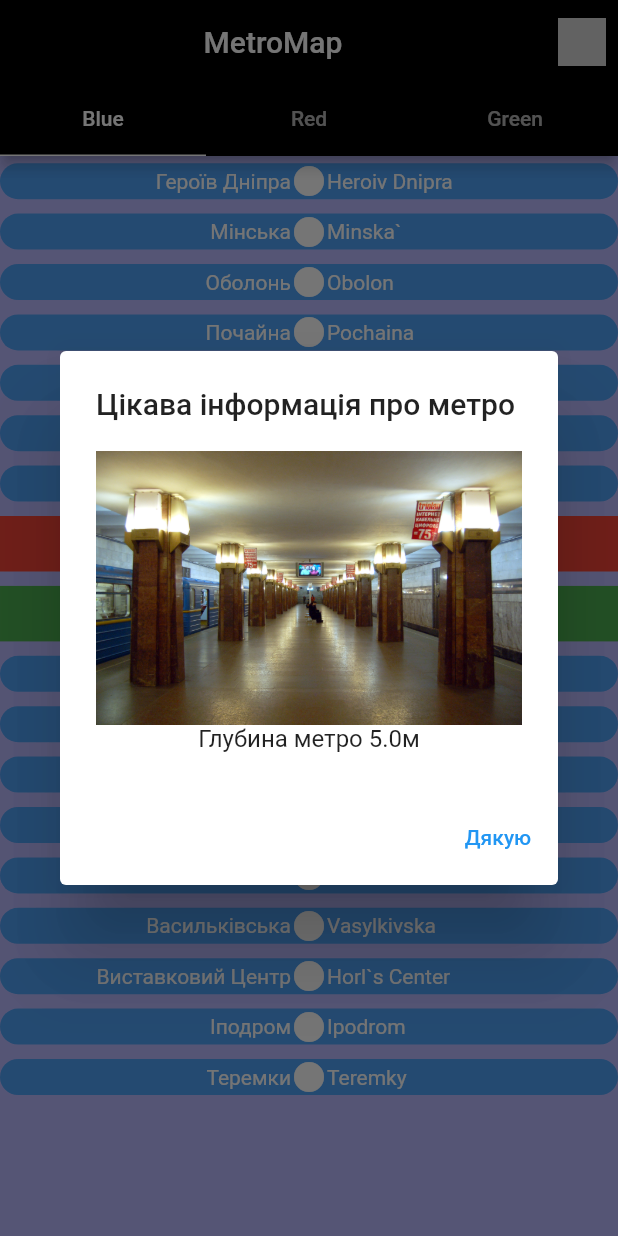
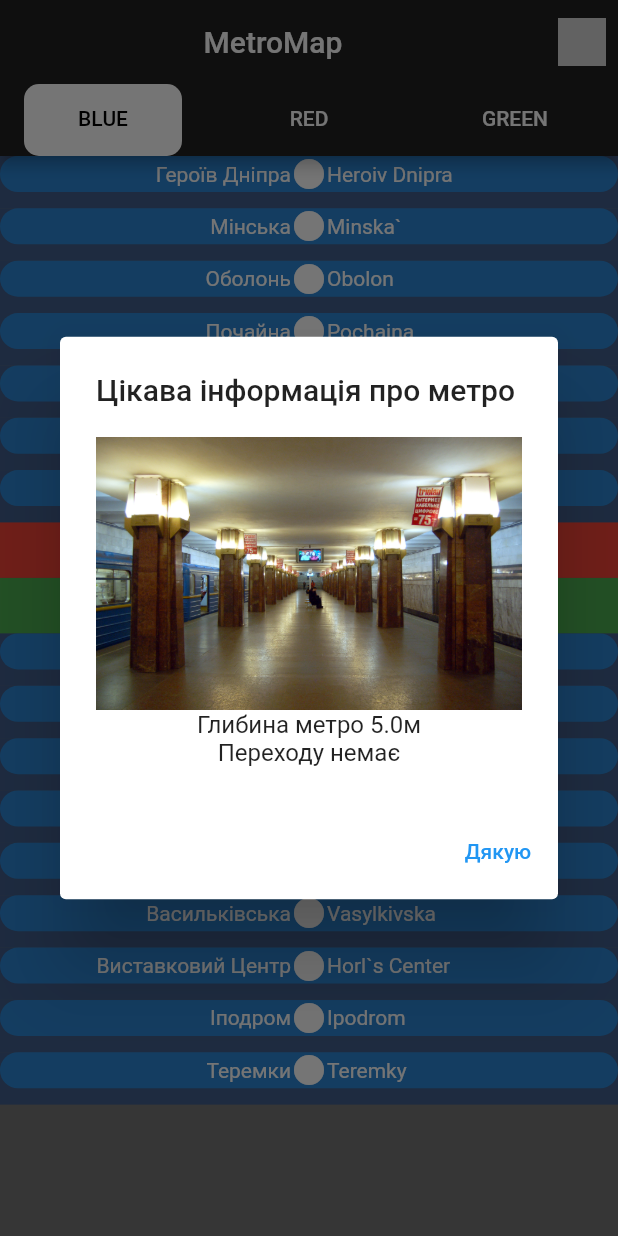
Before and after one commit to VasPers/gamma514, a Flutter app: the screen it shows after launch, after a tap on "Героїв Дніпра", on a phone screen of 412 x 824 dp. Run offline on Flutter 3.47's test engine with Material 2 defaults, Android fonts, the phone set to English and light mode, and no system bars; our stand-ins replace flutter_svg; network calls fail.

Commit message:
-Изменил иконку приложения -Убрал надпись дебаг -Сделал красную и зелёную ветку, но без глубины -Переделал всё в инквелл -Сделал показ транзит станций, но через костыль да и похуй -Переоформил аппбар и теперь он внешне приятнее -Так же поработал над цветовой гаммой в табвью, тоже через костыль да и похуй

```diff
--- a/lib/widgets.dart
+++ b/lib/widgets.dart
@@ -8,34 +8,41 @@ class App extends StatelessWidget {
   @override
   Widget build(BuildContext context) {
     return MaterialApp(
-        theme: ThemeData(
-          tabBarTheme: const TabBarTheme(
-            indicator: UnderlineTabIndicator(
-              borderSide: BorderSide(color: Colors.white)
-            ),
-            labelColor: Colors.white,
-            labelStyle: TextStyle(color: Colors.black)
-          )
-
-        ),
         debugShowCheckedModeBanner: false,
         home: SafeArea(
           child: DefaultTabController(
             length: 3,
             child: Scaffold(
-          backgroundColor: const Color(0x756B6BFF),
+                backgroundColor: Colors.grey[600],
                 appBar: AppBar(
-              backgroundColor: Colors.black,
-              bottom: const TabBar(tabs: [
+                  backgroundColor: Colors.grey[900],
+                  bottom: const TabBar(
+                      labelColor: Colors.black,
+                      unselectedLabelColor: Colors.white,
+                      indicatorSize: TabBarIndicatorSize.label,
+                      indicator: BoxDecoration(
+                          borderRadius: BorderRadius.only(
+                             bottomLeft:Radius.circular(10) ,
+                              bottomRight: Radius.circular(10),
+                              topLeft: Radius.circular(10),
+                              topRight: Radius.circular(10)),
+                          color: Colors.white),
+                      tabs: [
                     Tab(
-                  text: 'Blue',
-                ),
+                        child: Align(
+                      alignment: Alignment.center,
+                      child: Text("BLUE"),
+                    )),
                     Tab(
-                  text: 'Red',
-                ),
+                        child: Align(
+                      alignment: Alignment.center,
+                      child: Text("RED"),
+                    )),
                     Tab(
-                  text: 'Green',
-                )
+                        child: Align(
+                      alignment: Alignment.center,
+                      child: Text("GREEN"),
+                    ))
                   ]),
                   title: const Align(
                     alignment: Alignment.center,
@@ -63,7 +70,6 @@ class App extends StatelessWidget {
   }
 }
 
-
 class BlueBranchBuilder extends StatelessWidget {
   const BlueBranchBuilder({Key? key}) : super(key: key);
 
@@ -74,8 +80,15 @@ class BlueBranchBuilder extends StatelessWidget {
             .toList();
         return Column(
           children: blueMetroStation
-              .map((station) => InkWell(
-            highlightColor: Colors.blue,
+              .map((station) => Stack(children: [
+                    Container(
+                      height: 34.9,
+                      width: double.infinity,
+                      decoration: BoxDecoration(
+                          color: Colors.blue.shade900.withOpacity(0.5)),
+                    ),
+                    InkWell(
+                      highlightColor: Colors.blueAccent,
                       onTap: () => showDialog<String>(
                         context: context,
                         builder: (BuildContext context) => AlertDialog(
@@ -84,25 +97,31 @@ class BlueBranchBuilder extends StatelessWidget {
                             mainAxisSize: MainAxisSize.min,
                             children: [
                               Image.asset(station.iconImage),
-                    Text('Глубина метро ${station.depth}м'),
+                              Text('Глибина метро ${station.depth}м'),
+                              station.transitData?.isTransitToGreen ?? false
+                                  ? const Text('Перехід на Палац спорту')
+                                  : station.transitData?.isTransit ?? false
+                                      ? const Text('Перехід на Хрещатик')
+                                      : const Text('Переходу немає')
                             ],
                           ),
                           actions: <Widget>[
                             TextButton(
-                      onPressed: () => Navigator.pop(context, 'Дякую'),
+                                onPressed: () =>
+                                    Navigator.pop(context, 'Дякую'),
                                 child: const Text('Дякую'))
                           ],
                         ),
                       ),
                       child: Container(
-                      margin: const EdgeInsets.symmetric(vertical: 4.8),
+                        // margin: const EdgeInsets.symmetric(vertical: 4.8),
                         decoration: BoxDecoration(
                           borderRadius: station.transitData?.isTransit ?? false
                               ? const BorderRadius.all(Radius.elliptical(20, 0))
                               : const BorderRadius.all(Radius.circular(220)),
-                        color:  station.transitData?.isTransitToGreen ?? false
-                          ? Colors.green:
-                          station.transitData?.isTransit ?? false
+                          color: station.transitData?.isTransitToGreen ?? false
+                              ? Colors.green
+                              : station.transitData?.isTransit ?? false
                                   ? Colors.red
                                   : Colors.blue.withOpacity(0.7),
                         ),
@@ -113,13 +132,15 @@ class BlueBranchBuilder extends StatelessWidget {
                                   const Expanded(
                                       child: Padding(
                                     padding: EdgeInsets.only(left: 150),
-                                  child: Icon(Icons.circle, color: Colors.white),
+                                    child:
+                                        Icon(Icons.circle, color: Colors.white),
                                   )),
                                   Expanded(
                                     child: Column(
-                                    mainAxisAlignment: MainAxisAlignment.center,
-                                    crossAxisAlignment: CrossAxisAlignment.start,
-
+                                      mainAxisAlignment:
+                                          MainAxisAlignment.center,
+                                      crossAxisAlignment:
+                                          CrossAxisAlignment.start,
                                       children: [
                                         Text(
                                           station.ukrName,
@@ -145,22 +166,27 @@ class BlueBranchBuilder extends StatelessWidget {
                                     flex: 1,
                                     child: Text(
                                       station.ukrName,
-                                    style: const TextStyle(color: Colors.white),
+                                      style:
+                                          const TextStyle(color: Colors.white),
                                       textAlign: TextAlign.right,
                                     )),
                                 const Center(
-                                child: Icon(Icons.circle, color: Colors.white,)
-                              ),
+                                    child: Icon(
+                                  Icons.circle,
+                                  color: Colors.white,
+                                )),
                                 Expanded(
                                     flex: 1,
                                     child: Text(
                                       station.engName,
-                                    style: const TextStyle(color: Colors.white),
+                                      style:
+                                          const TextStyle(color: Colors.white),
                                       textAlign: TextAlign.left,
                                     )),
                               ]),
                       ),
-              ))
+                    ),
+                  ]))
               .toList(),
         );
       });
@@ -176,7 +202,14 @@ class RedBranchBuilder extends StatelessWidget {
             .toList();
         return Column(
           children: redBranch
-              .map((station) => InkWell(
+              .map((station) => Stack(children: [
+                    Container(
+                      height: 34.9,
+                      width: double.infinity,
+                      decoration: BoxDecoration(
+                          color: Colors.red.shade900.withOpacity(0.2)),
+                    ),
+                    InkWell(
                       highlightColor: Colors.red,
                       onTap: () => showDialog<String>(
                         context: context,
@@ -186,27 +219,37 @@ class RedBranchBuilder extends StatelessWidget {
                             mainAxisSize: MainAxisSize.min,
                             children: [
                               Image.asset(station.iconImage),
-                    Text('Глубина метро ${station.depth}м'),
+                              Text('Глибина метро ${station.depth}м'),
+                              station.transitData?.isTransitToGreen ?? false
+                                  ? const Text('Перехід на Золоті ворота')
+                                  : station.transitData?.isTransit ?? false
+                                      ? const Text(
+                                          'Перехід на Майдан незалежності')
+                                      : const Text('Переходу немає')
                             ],
                           ),
                           actions: <Widget>[
                             TextButton(
-                      onPressed: () => Navigator.pop(context, 'Дякую'),
+                                onPressed: () =>
+                                    Navigator.pop(context, 'Дякую'),
                                 child: const Text('Дякую'))
                           ],
                         ),
                       ),
                       child: Container(
-                      margin: const EdgeInsets.symmetric(vertical: 4.8),
+                        // margin: const EdgeInsets.symmetric(vertical: 4.8),
                         decoration: BoxDecoration(
-                        borderRadius: station.transitData?.isTransit ?? false
-                            ? const BorderRadius.all(Radius.elliptical(20, 0))
+                            borderRadius: station.transitData?.isTransit ??
+                                    false
+                                ? const BorderRadius.all(
+                                    Radius.elliptical(20, 0))
                                 : const BorderRadius.all(Radius.circular(220)),
-                        color:  station.transitData?.isTransitToGreen ?? false
-                      ? Colors.green:station.transitData?.isTransit ?? false
-                            ? Colors.blue
-                            : Colors.red.withOpacity(0.95)
-                      ),
+                            color:
+                                station.transitData?.isTransitToGreen ?? false
+                                    ? Colors.green
+                                    : station.transitData?.isTransit ?? false
+                                        ? Colors.blueAccent
+                                        : Colors.red.withOpacity(0.95)),
                         width: double.infinity,
                         child: station.transitData?.isTransit ?? false
                             ? Row(
@@ -214,11 +257,13 @@ class RedBranchBuilder extends StatelessWidget {
                                   const Expanded(
                                       child: Padding(
                                     padding: EdgeInsets.only(left: 150),
-                                  child: Icon(Icons.circle, color: Colors.white),
+                                    child:
+                                        Icon(Icons.circle, color: Colors.white),
                                   )),
                                   Expanded(
                                     child: Column(
-                                    crossAxisAlignment: CrossAxisAlignment.start,
+                                      crossAxisAlignment:
+                                          CrossAxisAlignment.start,
                                       children: [
                                         Text(
                                           station.ukrName,
@@ -244,22 +289,26 @@ class RedBranchBuilder extends StatelessWidget {
                                     flex: 1,
                                     child: Text(
                                       station.ukrName,
-                                    style: const TextStyle(color: Colors.white),
+                                      style:
+                                          const TextStyle(color: Colors.white),
                                       textAlign: TextAlign.right,
                                     )),
                                 const Center(
-                                child: Icon(Icons.circle, color: Colors.white),
+                                  child:
+                                      Icon(Icons.circle, color: Colors.white),
                                 ),
                                 Expanded(
                                     flex: 1,
                                     child: Text(
                                       station.engName,
-                                    style: const TextStyle(color: Colors.white),
+                                      style:
+                                          const TextStyle(color: Colors.white),
                                       textAlign: TextAlign.left,
                                     )),
                               ]),
                       ),
-              ))
+                    ),
+                  ]))
               .toList(),
         );
       });
@@ -275,7 +324,13 @@ class GreenBranchBuilder extends StatelessWidget {
             .toList();
         return Column(
           children: greenBranch
-              .map((station) => InkWell(
+              .map((station) => Stack(children: [
+                    Container(
+                        height: 39.4,
+                        width: double.infinity,
+                        decoration: BoxDecoration(
+                            color: Colors.green.shade900.withOpacity(0.2))),
+                    InkWell(
                       highlightColor: Colors.green,
                       onTap: () => showDialog<String>(
                         context: context,
@@ -285,24 +340,31 @@ class GreenBranchBuilder extends StatelessWidget {
                             mainAxisSize: MainAxisSize.min,
                             children: [
                               Image.asset(station.iconImage),
-                    Text('Глубина метро ${station.depth}м'),
+                              Text('Глибина метро ${station.depth}м'),
+                              station.transitData?.isTransitToBlue ?? false
+                                  ? const Text('Перехід на Площу Льва Толстого')
+                                  : station.transitData?.isTransit ?? false
+                                      ? const Text('Перехід на Театральну')
+                                      : const Text('Переходу немає')
                             ],
                           ),
                           actions: <Widget>[
                             TextButton(
-                      onPressed: () => Navigator.pop(context, 'Дякую'),
+                                onPressed: () =>
+                                    Navigator.pop(context, 'Дякую'),
                                 child: const Text('Дякую'))
                           ],
                         ),
                       ),
                       child: Container(
-                      margin: const EdgeInsets.symmetric(vertical: 6.9),
+                        // margin: const EdgeInsets.symmetric(vertical: 6.9),
                         decoration: BoxDecoration(
                           borderRadius: station.transitData?.isTransit ?? false
                               ? const BorderRadius.all(Radius.elliptical(20, 0))
                               : const BorderRadius.all(Radius.circular(220)),
-                        color:  station.transitData?.isTransitToBlue ?? false
-                            ? Colors.blue: station.transitData?.isTransit ?? false
+                          color: station.transitData?.isTransitToBlue ?? false
+                              ? Colors.blue
+                              : station.transitData?.isTransit ?? false
                                   ? Colors.red
                                   : Colors.green.withOpacity(0.7),
                         ),
@@ -313,11 +375,13 @@ class GreenBranchBuilder extends StatelessWidget {
                                   const Expanded(
                                       child: Padding(
                                     padding: EdgeInsets.only(left: 150),
-                                  child: Icon(Icons.circle, color: Colors.white),
+                                    child:
+                                        Icon(Icons.circle, color: Colors.white),
                                   )),
                                   Expanded(
                                     child: Column(
-                                    crossAxisAlignment: CrossAxisAlignment.start,
+                                      crossAxisAlignment:
+                                          CrossAxisAlignment.start,
                                       children: [
                                         Text(
                                           station.ukrName,
@@ -343,22 +407,26 @@ class GreenBranchBuilder extends StatelessWidget {
                                     flex: 1,
                                     child: Text(
                                       station.ukrName,
-                                    style: const TextStyle(color: Colors.white),
+                                      style:
+                                          const TextStyle(color: Colors.white),
                                       textAlign: TextAlign.right,
                                     )),
                                 const Center(
-                                child: Icon(Icons.circle, color: Colors.white),
+                                  child:
+                                      Icon(Icons.circle, color: Colors.white),
                                 ),
                                 Expanded(
                                     flex: 1,
                                     child: Text(
                                       station.engName,
-                                    style: const TextStyle(color: Colors.white),
+                                      style:
+                                          const TextStyle(color: Colors.white),
                                       textAlign: TextAlign.left,
                                     )),
                               ]),
                       ),
-              ))
+                    ),
+                  ]))
               .toList(),
         );
       });
```
Also changed, not shown: lib/metrodata.dart (+23 -12 lines). Lines whose indentation alone changed are shown as unchanged.
